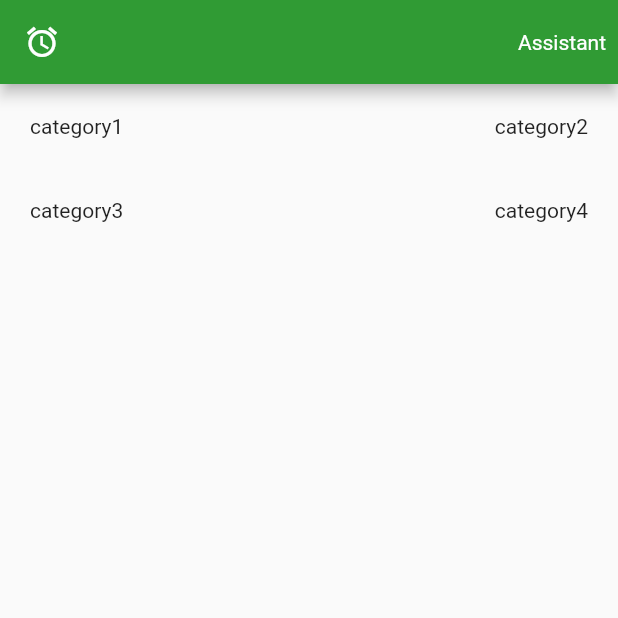
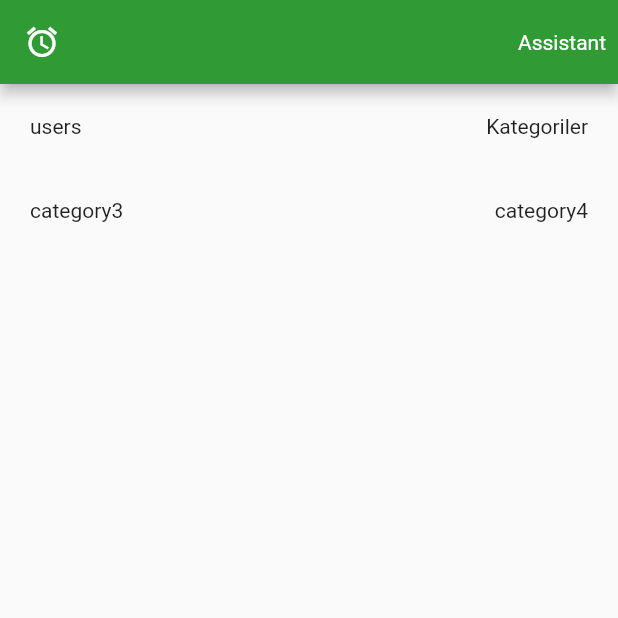
Before and after one commit to zeynepdurmus58/works, a Flutter app: the screen it shows after launch, on a phone screen of 412 x 824 dp, the top half of it. Run offline on Flutter 3.47's test engine with Material 2 defaults, Android fonts, the phone set to English and light mode, and no system bars; our stand-ins replace go_router, isar; accounts and stored records are empty; generated files the repository leaves out were written again.

```diff
--- a/work0/lib/main.dart
+++ b/work0/lib/main.dart
@@ -1,4 +1,5 @@
 import 'package:flutter/material.dart';
+import 'package:work0/screens/categories_screen.dart';
 import 'package:work0/screens/home_screen.dart';
 import 'package:work0/screens/test_screen.dart';
 import 'package:go_router/go_router.dart';
@@ -23,6 +24,7 @@ class MyApp extends StatelessWidget {
       routes: {
         '/home' :(context) => HomeScreen(),
         '/test' :(context) => TestScreen(),
+        '/categories' :(context) => CategoriesScreen()
       },
       theme: ThemeData(
         primarySwatch: Colors.blue,
--- a/work0/lib/screens/home_screen.dart
+++ b/work0/lib/screens/home_screen.dart
@@ -33,11 +33,14 @@ class _HomeScreenState extends State<HomeScreen> {
                 InkWell(
                   onTap: () => Navigator.of(context).pushNamed('/test'),
                   child: CategoryWidget(
-                    category: "category1",
+                    category: "users",
                   ),
                 ),
-                CategoryWidget(
-                  category: "category2"
+                InkWell(
+                  onTap: () => Navigator.of(context).pushNamed('/categories'),
+                  child: CategoryWidget(
+                    category: "Kategoriler"
+                  ),
                 ),
               ],
             ),
--- a/work0/lib/screens/test_screen.dart
+++ b/work0/lib/screens/test_screen.dart
@@ -38,6 +38,7 @@ class _TestScreenState extends State<TestScreen> {
     //ScaffoldMessenger.of(context).showSnackBar(SnackBar(content: Text("kullanıcı eklendi")));
   }
 
+//kullanıcı silme
   deleteUsers(int id) async {
     await isar.writeTxn(() async {
       bool result = await isar.users.delete(id);
@@ -80,12 +81,14 @@ class _TestScreenState extends State<TestScreen> {
     setState(() {});
   }
 
+//yaşından küçükleri
   getYoungUsers() async {
     final users = await isar.users.filter().ageLessThan(10).findAll();
     userList = users;
     setState(() {});
   }
 
+//yaşından büyükleri
   getOldUsers() async {
     final users = await isar.users.filter().ageGreaterThan(10).findAll();
     userList = users;
```
Also changed, not shown: work0/lib/screens/categories_screen.dart (added, +59 -0 lines).
